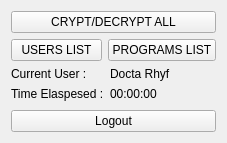
Qt form formmain.ui (doctarhyf/krypto) before a commit.
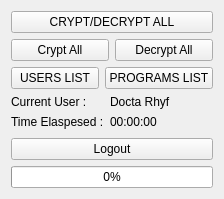
The same form after that commit.

Patch:
```diff
--- a/formmain.ui
+++ b/formmain.ui
@@ -6,8 +6,8 @@
    <rect>
     <x>0</x>
     <y>0</y>
-    <width>227</width>
-    <height>143</height>
+    <width>224</width>
+    <height>199</height>
    </rect>
   </property>
   <property name="windowTitle">
@@ -21,6 +21,24 @@
      </property>
     </widget>
    </item>
+   <item>
+    <layout class="QHBoxLayout" name="horizontalLayout_2">
+     <item>
+      <widget class="QPushButton" name="pushButtonCryptAll">
+       <property name="text">
+        <string>Crypt All</string>
+       </property>
+      </widget>
+     </item>
+     <item>
+      <widget class="QPushButton" name="pushButtonDecryptAll">
+       <property name="text">
+        <string>Decrypt All</string>
+       </property>
+      </widget>
+     </item>
+    </layout>
+   </item>
    <item>
     <layout class="QHBoxLayout" name="horizontalLayout">
      <item>
@@ -78,6 +96,13 @@
      </property>
     </widget>
    </item>
+   <item>
+    <widget class="QProgressBar" name="progressBar">
+     <property name="value">
+      <number>0</number>
+     </property>
+    </widget>
+   </item>
   </layout>
  </widget>
  <resources/>
```
